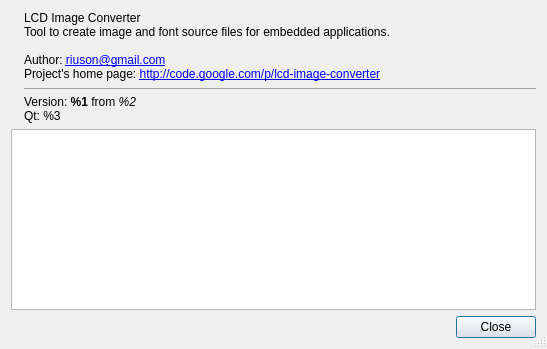
Old version of the form controls/dialogabout.ui in the repository riuson/lcd-image-converter.
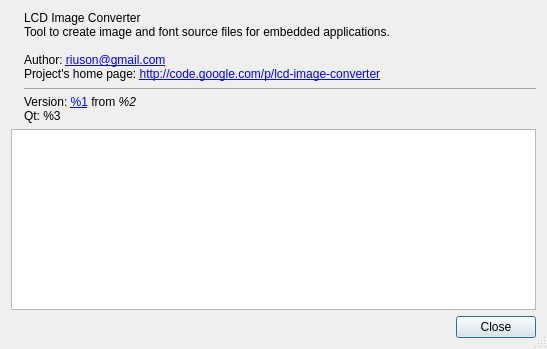
New version of the form. Icons and pictures are not drawn.

Commit message: Added hyperlink to sources revision in dialog "About"

The edit to the form file:
```diff
--- a/controls/dialogabout.ui
+++ b/controls/dialogabout.ui
@@ -45,7 +45,7 @@
 &lt;a href=&quot;mailto:riuson@gmail.com?subject=lcd-image-converter&amp;&quot;&gt;riuson@gmail.com&lt;/a&gt;&lt;br/&gt;
 Project's home page: &lt;a href=&quot;http://code.google.com/p/lcd-image-converter&quot;&gt;http://code.google.com/p/lcd-image-converter&lt;/a&gt;
 &lt;hr/&gt;
-Version: &lt;b&gt;%1&lt;/b&gt; from &lt;i&gt;%2&lt;/i&gt;&lt;br/&gt;
+Version: &lt;a href=&quot;http://code.google.com/p/lcd-image-converter/source/detail?r=%1&quot;&gt;%1&lt;/a&gt; from &lt;i&gt;%2&lt;/i&gt;&lt;br/&gt;
 Qt: %3</string>
        </property>
        <property name="openExternalLinks">
```
The commit also changes 1 other file.
